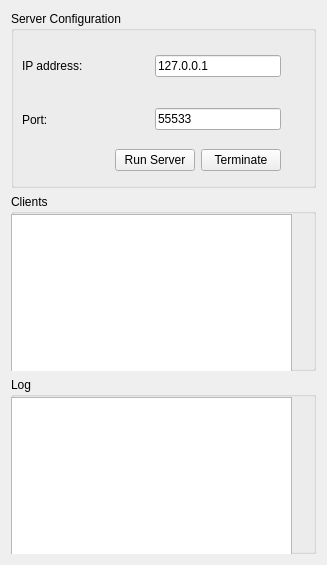
pvavercak/flat_repo, file server/server.ui: the form before one commit.
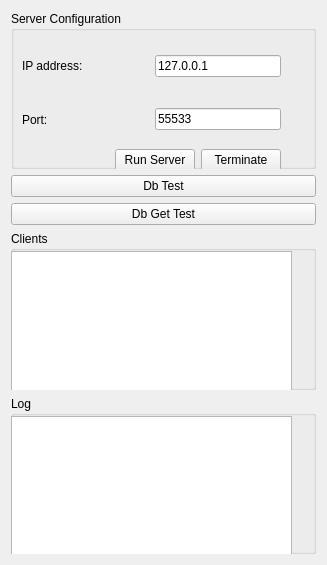
The form after the commit.

Commit message: Server: added functions to handle database operations + code formatting - cleaner code

```diff
--- a/server/server.ui
+++ b/server/server.ui
@@ -127,6 +127,20 @@
         </widget>
        </widget>
       </item>
+      <item>
+       <widget class="QPushButton" name="dbTestButton">
+        <property name="text">
+         <string>Db Test</string>
+        </property>
+       </widget>
+      </item>
+      <item>
+       <widget class="QPushButton" name="dbGetButton">
+        <property name="text">
+         <string>Db Get Test</string>
+        </property>
+       </widget>
+      </item>
       <item>
        <widget class="QGroupBox" name="clientListGroup">
         <property name="title">
```
The commit also changes 8 other files.
